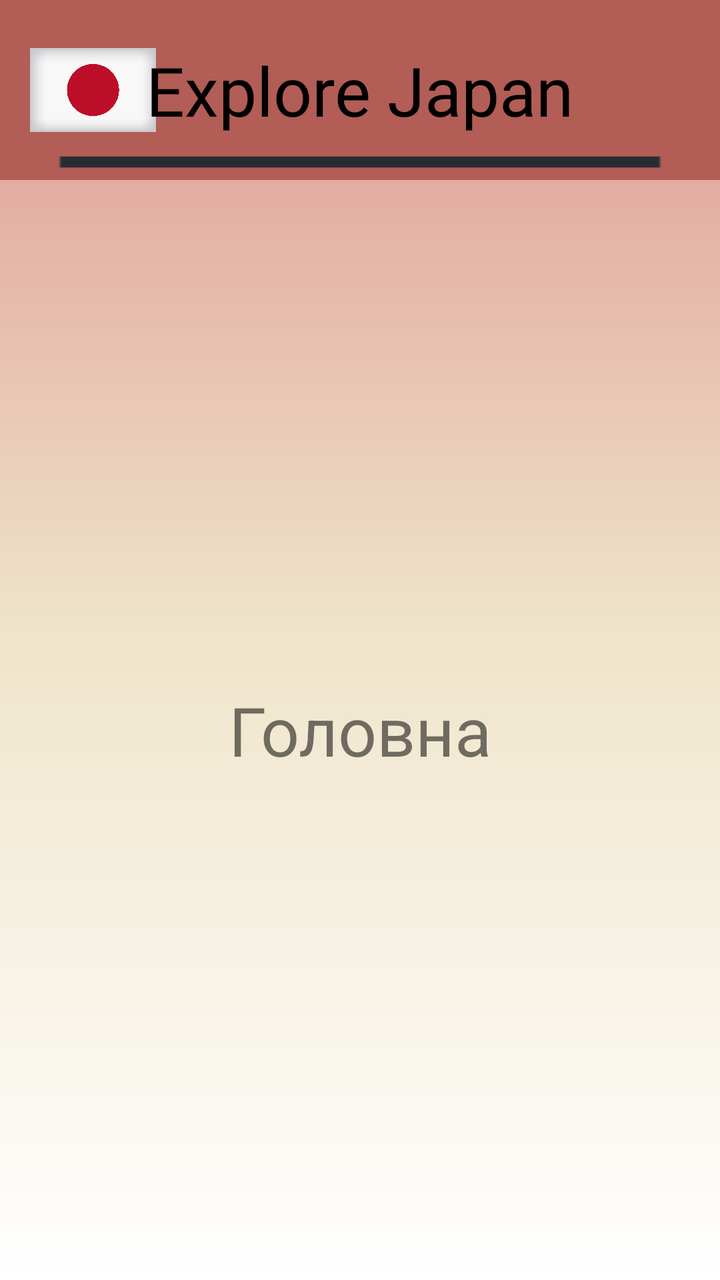
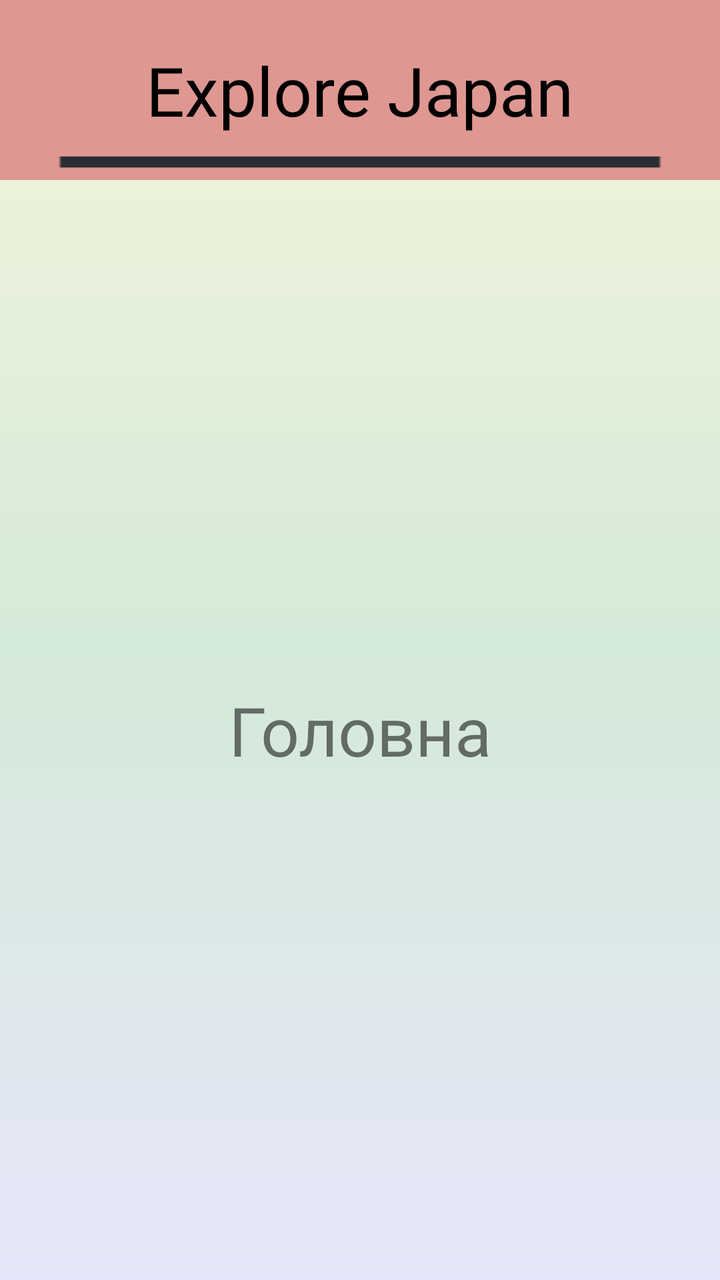

An Android layout rendered at two revisions. The XML below is the earlier revision; the diff shows what the commit changed to produce the second picture.
<!-- AndroidManifest.xml: application theme Theme.ExploreJapanApp -->
<!-- res/layout/fragment__home.xml -->
<?xml version="1.0" encoding="utf-8"?>
<androidx.constraintlayout.widget.ConstraintLayout xmlns:android="http://schemas.android.com/apk/res/android"
    xmlns:app="http://schemas.android.com/apk/res-auto"
    xmlns:tools="http://schemas.android.com/tools"
    android:layout_width="match_parent"
    android:layout_height="match_parent"
    android:background="@drawable/gradient_background"
    android:orientation="vertical">

    

    <androidx.constraintlayout.widget.ConstraintLayout
        android:id="@+id/header"
        android:layout_width="match_parent"
        android:layout_height="90dp"
        android:background="@color/lightred"
        app:layout_constraintTop_toTopOf="parent"
        tools:layout_editor_absoluteX="0dp">

        <ImageView
            android:id="@+id/top_line"
            android:layout_width="200dp"
            android:layout_height="wrap_content"
            android:layout_marginTop="72dp"
            android:scaleX="5"
            android:scaleY="1"
            android:src="@drawable/horizontal_line"
            app:layout_constraintBottom_toBottomOf="parent"
            app:layout_constraintEnd_toEndOf="parent"
            app:layout_constraintStart_toStartOf="parent"
            app:layout_constraintTop_toTopOf="parent" />

        <ImageView
            android:id="@+id/flag_japan"
            android:layout_width="63dp"
            android:layout_height="42dp"
            android:layout_marginStart="15dp"
            android:contentDescription="@string/hint_flag"
            android:src="@drawable/japanflag"
            app:layout_constraintBottom_toBottomOf="parent"
            app:layout_constraintStart_toStartOf="parent"
            app:layout_constraintTop_toTopOf="parent" />

        <TextView
            android:id="@+id/Title"
            android:layout_width="wrap_content"
            android:layout_height="wrap_content"
            android:fontFamily="@font/fjord_one"
            android:gravity="center_vertical"
            android:text="@string/app_name"
            android:textColor="@color/black"
            android:textSize="34sp"
            app:layout_constraintBottom_toBottomOf="parent"
            app:layout_constraintEnd_toEndOf="parent"
            app:layout_constraintStart_toStartOf="parent"
            app:layout_constraintTop_toTopOf="parent" />

    </androidx.constraintlayout.widget.ConstraintLayout>

    <TextView
        android:id="@+id/textView"
        android:layout_width="wrap_content"
        android:layout_height="wrap_content"
        android:text="@string/home"
        android:textSize="34sp"
        app:layout_constraintBottom_toBottomOf="parent"
        app:layout_constraintEnd_toEndOf="parent"
        app:layout_constraintStart_toStartOf="parent"
        app:layout_constraintTop_toBottomOf="@+id/header" />

</androidx.constraintlayout.widget.ConstraintLayout>
<!-- resources referenced by this layout -->
<resources>
  <color name="black">#FF000000</color>
  <color name="lightred">#B25D56</color>
  <!-- drawable gradient_background (drawable) -->
  <?xml version="1.0" encoding="utf-8"?>
  <shape xmlns:android="http://schemas.android.com/apk/res/android">
      <gradient
          android:startColor="@color/red2"
          android:centerColor="@color/background"
      android:endColor="@color/white"
      android:angle="145" />
  </shape>
  <!-- drawable horizontal_line: png bitmap (drawable, 2576 bytes) -->
  <!-- drawable japanflag: png bitmap (drawable, 423230 bytes) -->
  <string name="app_name">Explore Japan</string>
  <string name="hint_flag">flag_photo</string>
  <string name="home">Головна</string>
  <style name="Theme.ExploreJapanApp" parent="Theme.MaterialComponents.Light.NoActionBar">
          <item name="colorPrimary">@color/black</item>
          <item name="colorSecondary">@color/black</item>
          <item name="colorOnPrimary">@android:color/white</item>
          <item name="colorOnSecondary">@android:color/white</item>
          <item name="android:statusBarColor">@color/black</item>
      </style>
  <color name="red2">#DF9791</color>
  <color name="background">#EFE5CA</color>
  <color name="white">#FFFFFFFF</color>
</resources>

<!-- the commit's change to res/layout/fragment__home.xml (unified diff, before → after) -->
@@ -13,7 +13,7 @@
         android:id="@+id/header"
         android:layout_width="match_parent"
         android:layout_height="90dp"
-        android:background="@color/lightred"
+        android:background="@color/red2"
         app:layout_constraintTop_toTopOf="parent"
         tools:layout_editor_absoluteX="0dp">
 
@@ -27,17 +27,6 @@
             android:src="@drawable/horizontal_line"
             app:layout_constraintBottom_toBottomOf="parent"
             app:layout_constraintEnd_toEndOf="parent"
-            app:layout_constraintStart_toStartOf="parent"
-            app:layout_constraintTop_toTopOf="parent" />
-
-        <ImageView
-            android:id="@+id/flag_japan"
-            android:layout_width="63dp"
-            android:layout_height="42dp"
-            android:layout_marginStart="15dp"
-            android:contentDescription="@string/hint_flag"
-            android:src="@drawable/japanflag"
-            app:layout_constraintBottom_toBottomOf="parent"
             app:layout_constraintStart_toStartOf="parent"
             app:layout_constraintTop_toTopOf="parent" />
 
<!-- resource entries referenced after the edit -->
@@ -1,20 +1,17 @@
 <!-- resources referenced by this layout -->
 <resources>
   <color name="black">#FF000000</color>
-  <color name="lightred">#B25D56</color>
   <!-- drawable gradient_background (drawable) -->
   <?xml version="1.0" encoding="utf-8"?>
   <shape xmlns:android="http://schemas.android.com/apk/res/android">
       <gradient
-          android:startColor="@color/red2"
-          android:centerColor="@color/background"
-      android:endColor="@color/white"
+          android:startColor="@color/cream_washi"
+      android:centerColor="@color/pastel_green_tea"
+      android:endColor="@color/lavender"
       android:angle="145" />
   </shape>
   <!-- drawable horizontal_line: png bitmap (drawable, 2576 bytes) -->
-  <!-- drawable japanflag: png bitmap (drawable, 423230 bytes) -->
   <string name="app_name">Explore Japan</string>
-  <string name="hint_flag">flag_photo</string>
   <string name="home">Головна</string>
   <style name="Theme.ExploreJapanApp" parent="Theme.MaterialComponents.Light.NoActionBar">
           <item name="colorPrimary">@color/black</item>
@@ -23,8 +20,9 @@
           <item name="colorOnSecondary">@android:color/white</item>
           <item name="android:statusBarColor">@color/black</item>
       </style>
+  <color name="cream_washi">#F5F5DC</color>
+  <color name="pastel_green_tea">#D4EAD8</color>
+  <color name="lavender">#E6E6FA</color>
   <color name="red2">#DF9791</color>
-  <color name="background">#EFE5CA</color>
-  <color name="white">#FFFFFFFF</color>
 </resources>
 
